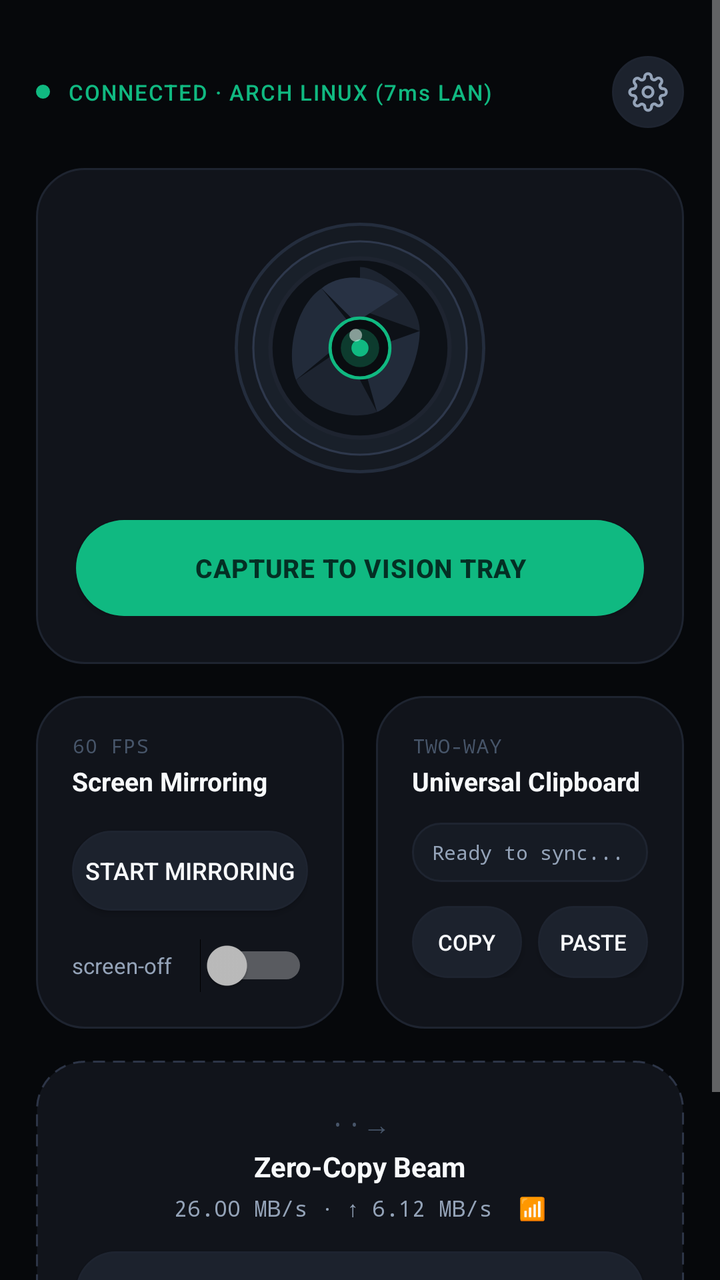
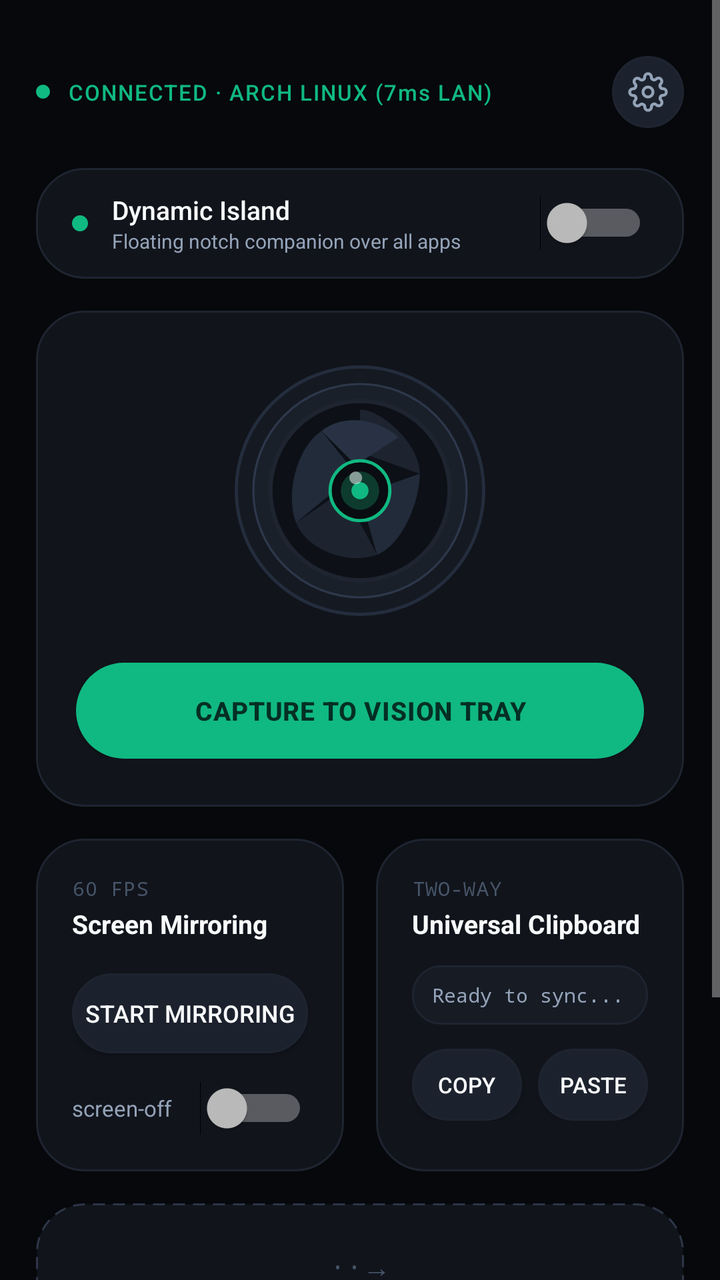

An Android layout rendered at two revisions. The XML below is the earlier revision; the diff shows what the commit changed to produce the second picture.
<!-- AndroidManifest.xml: application theme Theme.Lexi -->
<!-- res/layout/activity_main.xml -->
<?xml version="1.0" encoding="utf-8"?>
<ScrollView xmlns:android="http://schemas.android.com/apk/res/android"
    android:layout_width="match_parent"
    android:layout_height="match_parent"
    android:background="@color/bg_main"
    android:fillViewport="true"
    android:overScrollMode="never">

    <LinearLayout
        android:layout_width="match_parent"
        android:layout_height="wrap_content"
        android:orientation="vertical"
        android:paddingStart="18dp"
        android:paddingEnd="18dp"
        android:paddingTop="28dp"
        android:paddingBottom="28dp">

        
        <LinearLayout
            android:layout_width="match_parent"
            android:layout_height="wrap_content"
            android:gravity="center_vertical"
            android:orientation="horizontal"
            android:layout_marginBottom="20dp">

            <View
                android:id="@+id/view_status_dot"
                android:layout_width="7dp"
                android:layout_height="7dp"
                android:background="@drawable/bg_btn_emerald_pill"
                android:layout_marginEnd="9dp" />

            <TextView
                android:id="@+id/tv_host_status"
                android:layout_width="0dp"
                android:layout_height="wrap_content"
                android:layout_weight="1"
                android:text="CONNECTED · ARCH LINUX (7ms LAN)"
                android:textColor="@color/accent_emerald"
                android:textSize="11sp"
                android:fontFamily="sans-serif-medium"
                android:letterSpacing="0.06"
                android:singleLine="true"
                android:ellipsize="end" />

            <ImageView
                android:id="@+id/btn_edit_host"
                android:layout_width="36dp"
                android:layout_height="36dp"
                android:scaleType="centerInside"
                android:padding="8dp"
                android:background="@drawable/bg_btn_titanium_pill"
                android:src="@drawable/ic_settings_gear"
                android:contentDescription="Configure Host" />
        </LinearLayout>

        
        <LinearLayout
            android:layout_width="match_parent"
            android:layout_height="wrap_content"
            android:background="@drawable/bg_bento_card"
            android:orientation="vertical"
            android:gravity="center_horizontal"
            android:paddingTop="26dp"
            android:paddingBottom="24dp"
            android:paddingStart="20dp"
            android:paddingEnd="20dp"
            android:layout_marginBottom="16dp">

            <ImageView
                android:id="@+id/iv_camera_iris"
                android:layout_width="128dp"
                android:layout_height="128dp"
                android:src="@drawable/ic_lens_iris"
                android:contentDescription="Camera Lens"
                android:layout_marginBottom="22dp" />

            <Button
                android:id="@+id/btn_snap_camera"
                android:layout_width="match_parent"
                android:layout_height="48dp"
                android:background="@drawable/bg_btn_emerald_pill"
                android:text="Capture to Vision Tray"
                android:textColor="#042F24"
                android:textSize="13sp"
                android:textStyle="bold"
                android:letterSpacing="0.02" />
        </LinearLayout>

        
        <LinearLayout
            android:layout_width="match_parent"
            android:layout_height="wrap_content"
            android:orientation="horizontal"
            android:layout_marginBottom="16dp">

            
            <LinearLayout
                android:layout_width="0dp"
                android:layout_height="match_parent"
                android:layout_weight="1"
                android:layout_marginEnd="8dp"
                android:background="@drawable/bg_bento_card"
                android:orientation="vertical"
                android:padding="18dp">

                <TextView
                    android:layout_width="wrap_content"
                    android:layout_height="wrap_content"
                    android:text="60 FPS"
                    android:textColor="@color/text_dim"
                    android:textSize="10sp"
                    android:fontFamily="monospace"
                    android:letterSpacing="0.04" />

                <TextView
                    android:layout_width="wrap_content"
                    android:layout_height="wrap_content"
                    android:text="Screen Mirroring"
                    android:textColor="@color/text_main"
                    android:textSize="13sp"
                    android:textStyle="bold"
                    android:layout_marginTop="2dp"
                    android:layout_marginBottom="16dp" />

                <Button
                    android:id="@+id/btn_launch_mirror"
                    android:layout_width="match_parent"
                    android:layout_height="40dp"
                    android:background="@drawable/bg_btn_titanium_pill"
                    android:text="start mirroring"
                    android:textColor="@color/text_main"
                    android:textSize="12sp"
                    android:layout_marginBottom="14dp" />

                <LinearLayout
                    android:layout_width="match_parent"
                    android:layout_height="wrap_content"
                    android:gravity="center_vertical"
                    android:orientation="horizontal">

                    <TextView
                        android:layout_width="0dp"
                        android:layout_height="wrap_content"
                        android:layout_weight="1"
                        android:text="screen-off"
                        android:textColor="@color/text_muted"
                        android:textSize="11sp" />

                    <Switch
                        android:id="@+id/sw_stealth_mode"
                        android:layout_width="wrap_content"
                        android:layout_height="wrap_content"
                        android:checked="false" />
                </LinearLayout>
            </LinearLayout>

            
            <LinearLayout
                android:layout_width="0dp"
                android:layout_height="match_parent"
                android:layout_weight="1"
                android:layout_marginStart="8dp"
                android:background="@drawable/bg_bento_card"
                android:orientation="vertical"
                android:padding="18dp">

                <TextView
                    android:layout_width="wrap_content"
                    android:layout_height="wrap_content"
                    android:text="TWO-WAY"
                    android:textColor="@color/text_dim"
                    android:textSize="10sp"
                    android:fontFamily="monospace"
                    android:letterSpacing="0.04" />

                <TextView
                    android:layout_width="wrap_content"
                    android:layout_height="wrap_content"
                    android:text="Universal Clipboard"
                    android:textColor="@color/text_main"
                    android:textSize="13sp"
                    android:textStyle="bold"
                    android:layout_marginTop="2dp"
                    android:layout_marginBottom="12dp" />

                
                <LinearLayout
                    android:layout_width="match_parent"
                    android:layout_height="wrap_content"
                    android:background="@drawable/bg_preview_pill"
                    android:paddingStart="10dp"
                    android:paddingEnd="10dp"
                    android:paddingTop="8dp"
                    android:paddingBottom="8dp"
                    android:layout_marginBottom="12dp">

                    <TextView
                        android:id="@+id/tv_laptop_clip_preview"
                        android:layout_width="match_parent"
                        android:layout_height="wrap_content"
                        android:text="Ready to sync..."
                        android:textColor="@color/text_muted"
                        android:textSize="10sp"
                        android:fontFamily="monospace"
                        android:maxLines="2"
                        android:ellipsize="end" />
                </LinearLayout>

                <LinearLayout
                    android:layout_width="match_parent"
                    android:layout_height="wrap_content"
                    android:orientation="horizontal">

                    <Button
                        android:id="@+id/btn_copy_laptop_clip"
                        android:layout_width="0dp"
                        android:layout_height="36dp"
                        android:layout_weight="1"
                        android:layout_marginEnd="4dp"
                        android:background="@drawable/bg_btn_titanium_pill"
                        android:text="Copy"
                        android:textColor="@color/text_main"
                        android:textSize="11sp" />

                    <Button
                        android:id="@+id/btn_send_phone_clip"
                        android:layout_width="0dp"
                        android:layout_height="36dp"
                        android:layout_weight="1"
                        android:layout_marginStart="4dp"
                        android:background="@drawable/bg_btn_titanium_pill"
                        android:text="Paste"
                        android:textColor="@color/text_main"
                        android:textSize="11sp" />
                </LinearLayout>
            </LinearLayout>
        </LinearLayout>

        
        <LinearLayout
            android:layout_width="match_parent"
            android:layout_height="wrap_content"
            android:background="@drawable/bg_dropzone_dashed"
            android:orientation="vertical"
            android:gravity="center"
            android:paddingTop="22dp"
            android:paddingBottom="22dp"
            android:paddingStart="20dp"
            android:paddingEnd="20dp">

            <TextView
                android:layout_width="wrap_content"
                android:layout_height="wrap_content"
                android:text="··→"
                android:textColor="@color/text_dim"
                android:textSize="14sp"
                android:fontFamily="monospace" />

            <TextView
                android:layout_width="wrap_content"
                android:layout_height="wrap_content"
                android:text="Zero-Copy Beam"
                android:textColor="@color/text_main"
                android:textSize="14sp"
                android:textStyle="bold"
                android:layout_marginTop="2dp"
                android:layout_marginBottom="4dp" />

            <TextView
                android:id="@+id/tv_beam_telemetry"
                android:layout_width="wrap_content"
                android:layout_height="wrap_content"
                android:text="26.00 MB/s · ↑ 6.12 MB/s  📶"
                android:textColor="@color/text_muted"
                android:textSize="11sp"
                android:fontFamily="monospace"
                android:layout_marginBottom="14dp" />

            <Button
                android:id="@+id/btn_pick_files"
                android:layout_width="match_parent"
                android:layout_height="40dp"
                android:background="@drawable/bg_btn_titanium_pill"
                android:text="Choose Files to Beam"
                android:textColor="@color/text_main"
                android:textSize="12sp" />
        </LinearLayout>

        
        <TextView
            android:layout_width="match_parent"
            android:layout_height="wrap_content"
            android:gravity="center"
            android:layout_marginTop="22dp"
            android:text="Local Wi-Fi Peer-to-Peer · Zero Cloud · Proprietary Protocol"
            android:textColor="@color/text_dim"
            android:textSize="9sp"
            android:letterSpacing="0.02" />

    </LinearLayout>
</ScrollView>
<!-- resources referenced by this layout -->
<resources>
  <color name="accent_emerald">#10B981</color>
  <color name="bg_main">#06080B</color>
  <color name="text_dim">#475569</color>
  <color name="text_main">#F8FAFC</color>
  <color name="text_muted">#94A3B8</color>
  <!-- drawable bg_bento_card (drawable) -->
  <?xml version="1.0" encoding="utf-8"?>
  <shape xmlns:android="http://schemas.android.com/apk/res/android"
      android:shape="rectangle">
      <solid android:color="@color/bg_card" />
      <stroke
          android:width="1dp"
          android:color="@color/border_subtle" />
      <corners android:radius="24dp" />
  </shape>
  <!-- drawable bg_btn_emerald_pill (drawable) -->
  <?xml version="1.0" encoding="utf-8"?>
  <selector xmlns:android="http://schemas.android.com/apk/res/android">
      <item android:state_pressed="true">
          <shape android:shape="rectangle">
              <solid android:color="@color/accent_emerald_pressed" />
              <corners android:radius="100dp" />
          </shape>
      </item>
      <item>
          <shape android:shape="rectangle">
              <solid android:color="@color/accent_emerald" />
              <corners android:radius="100dp" />
          </shape>
      </item>
  </selector>
  <!-- drawable bg_btn_titanium_pill (drawable) -->
  <?xml version="1.0" encoding="utf-8"?>
  <selector xmlns:android="http://schemas.android.com/apk/res/android">
      <item android:state_pressed="true">
          <shape android:shape="rectangle">
              <solid android:color="@color/bg_btn_titanium_pressed" />
              <stroke android:width="1dp" android:color="@color/border_highlight" />
              <corners android:radius="100dp" />
          </shape>
      </item>
      <item>
          <shape android:shape="rectangle">
              <solid android:color="@color/bg_btn_titanium" />
              <stroke android:width="1dp" android:color="@color/border_subtle" />
              <corners android:radius="100dp" />
          </shape>
      </item>
  </selector>
  <!-- drawable bg_dropzone_dashed (drawable) -->
  <?xml version="1.0" encoding="utf-8"?>
  <shape xmlns:android="http://schemas.android.com/apk/res/android"
      android:shape="rectangle">
      <solid android:color="@color/bg_card" />
      <stroke
          android:width="1dp"
          android:color="@color/border_highlight"
          android:dashWidth="6dp"
          android:dashGap="4dp" />
      <corners android:radius="24dp" />
  </shape>
  <!-- drawable bg_preview_pill (drawable) -->
  <?xml version="1.0" encoding="utf-8"?>
  <shape xmlns:android="http://schemas.android.com/apk/res/android"
      android:shape="rectangle">
      <solid android:color="@color/bg_card_inner" />
      <stroke android:width="1dp" android:color="@color/border_subtle" />
      <corners android:radius="14dp" />
  </shape>
  <style name="Theme.Lexi" parent="@android:style/Theme.Material.NoActionBar">
          <item name="android:windowBackground">@color/bg_main</item>
          <item name="android:statusBarColor">@color/bg_main</item>
          <item name="android:navigationBarColor">@color/bg_main</item>
          <item name="android:windowLightStatusBar">false</item>
          <item name="android:windowLightNavigationBar">false</item>
          <item name="android:colorBackground">@color/bg_main</item>
          <item name="android:textColor">@color/text_main</item>
      </style>
  <color name="bg_card">#11141B</color>
  <color name="border_subtle">#1E2430</color>
  <color name="accent_emerald_pressed">#059669</color>
  <color name="bg_btn_titanium_pressed">#151A22</color>
  <color name="border_highlight">#2D3547</color>
  <color name="bg_btn_titanium">#1C222D</color>
  <color name="bg_card_inner">#161B24</color>
  <!-- unchanged entries left out for length: 2 -->
</resources>

<!-- the commit's change to res/layout/activity_main.xml (unified diff, before → after) -->
@@ -52,6 +52,53 @@
                 android:background="@drawable/bg_btn_titanium_pill"
                 android:src="@drawable/ic_settings_gear"
                 android:contentDescription="Configure Host" />
+        </LinearLayout>
+
+        
+        <LinearLayout
+            android:layout_width="match_parent"
+            android:layout_height="wrap_content"
+            android:background="@drawable/bg_bento_card"
+            android:orientation="horizontal"
+            android:gravity="center_vertical"
+            android:paddingStart="18dp"
+            android:paddingEnd="18dp"
+            android:paddingTop="12dp"
+            android:paddingBottom="12dp"
+            android:layout_marginBottom="16dp">
+
+            <View
+                android:layout_width="8dp"
+                android:layout_height="8dp"
+                android:background="@drawable/bg_btn_emerald_pill"
+                android:layout_marginEnd="12dp" />
+
+            <LinearLayout
+                android:layout_width="0dp"
+                android:layout_height="wrap_content"
+                android:layout_weight="1"
+                android:orientation="vertical">
+
+                <TextView
+                    android:layout_width="wrap_content"
+                    android:layout_height="wrap_content"
+                    android:text="Dynamic Island"
+                    android:textColor="@color/text_main"
+                    android:textSize="13sp"
+                    android:fontFamily="sans-serif-medium" />
+
+                <TextView
+                    android:layout_width="wrap_content"
+                    android:layout_height="wrap_content"
+                    android:text="Floating notch companion over all apps"
+                    android:textColor="@color/text_muted"
+                    android:textSize="10sp" />
+            </LinearLayout>
+
+            <Switch
+                android:id="@+id/sw_dynamic_island"
+                android:layout_width="wrap_content"
+                android:layout_height="wrap_content" />
         </LinearLayout>
 
         
